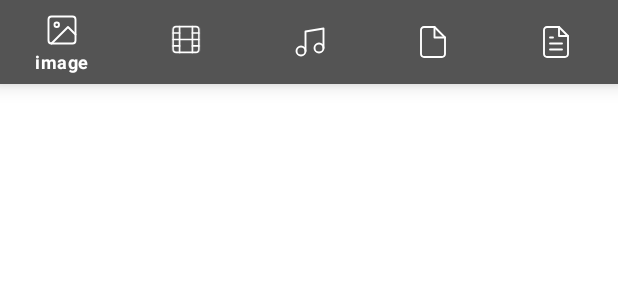
After one commit to KongRong911104/sfc_app, an Android app built with Jetpack Compose: the layout botton_bar.xml on its own in the app's theme, with its tools: preview values and no code run, on a phone screen of 412 x 824 dp. The commit adds this screen. Shown: the top 300 px of the screen. Run offline under Robolectric (Android 15) with nearby library versions, the phone set to English and light mode, and no system bars.

Commit message:
readFile有返回了

```diff
--- a/app/src/main/java/com/example/sfc_front/ReadFile.kt
+++ b/app/src/main/java/com/example/sfc_front/ReadFile.kt
@@ -2,6 +2,7 @@ package com.example.sfc_front
 
 import android.content.Intent
 import android.os.Bundle
+import android.widget.ImageButton
 import android.widget.Toast
 import androidx.appcompat.app.AppCompatActivity
 import androidx.biometric.BiometricManager
@@ -14,6 +15,9 @@ class ReadFile : AppCompatActivity() {
     override fun onCreate(savedInstanceState: Bundle?) {
         super.onCreate(savedInstanceState)
         setContentView(R.layout.fragment_gallery)
-
+        val goBack = findViewById<ImageButton>(R.id.goBack)
+        goBack.setOnClickListener{
+            finish()
+        }
     }
 }
--- /dev/null
+++ b/app/src/main/res/drawable/txt_file.xml
@@ -0,0 +1,20 @@
+<vector xmlns:android="http://schemas.android.com/apk/res/android"
+    android:width="38dp"
+    android:height="38dp"
+    android:viewportWidth="38"
+    android:viewportHeight="38">
+  <path
+      android:pathData="M20.583,3.167H9.5C8.66,3.167 7.855,3.5 7.261,4.094C6.667,4.688 6.333,5.493 6.333,6.333V31.667C6.333,32.507 6.667,33.312 7.261,33.906C7.855,34.5 8.66,34.833 9.5,34.833H28.5C29.34,34.833 30.145,34.5 30.739,33.906C31.333,33.312 31.667,32.507 31.667,31.667V14.25L20.583,3.167Z"
+      android:strokeLineJoin="round"
+      android:strokeWidth="2"
+      android:fillColor="#00000000"
+      android:strokeColor="#ffffff"
+      android:strokeLineCap="round"/>
+  <path
+      android:pathData="M20.583,3.167V14.25H31.667"
+      android:strokeLineJoin="round"
+      android:strokeWidth="2"
+      android:fillColor="#00000000"
+      android:strokeColor="#ffffff"
+      android:strokeLineCap="round"/>
+</vector>
--- /dev/null
+++ b/app/src/main/res/layout/botton_bar.xml
@@ -0,0 +1,28 @@
+<?xml version="1.0" encoding="utf-8"?>
+<androidx.constraintlayout.widget.ConstraintLayout xmlns:android="http://schemas.android.com/apk/res/android"
+    xmlns:tools="http://schemas.android.com/tools"
+    android:layout_width="match_parent"
+    android:layout_height="match_parent"
+    xmlns:app="http://schemas.android.com/apk/res-auto">
+
+    <androidx.appcompat.widget.Toolbar
+        android:id="@+id/toolbar"
+        android:layout_width="match_parent"
+        android:layout_height="?attr/actionBarSize"
+        android:background="#FFFFFF"
+        android:backgroundTint="#FFFFFF"
+        app:title="My Toolbar"
+        app:titleTextColor="#8A1111"
+        tools:ignore="MissingConstraints" />
+
+    <com.google.android.material.bottomnavigation.BottomNavigationView
+        android:id="@+id/bottom_navigation"
+        android:layout_width="match_parent"
+        android:layout_height="wrap_content"
+        android:layout_gravity="bottom"
+        android:background="#545454"
+        app:itemIconTint="@color/white"
+        app:itemTextColor="#FFFFFFFF"
+        app:menu="@menu/bottom_navigation_menu"
+        tools:ignore="MissingConstraints" />
+</androidx.constraintlayout.widget.ConstraintLayout>
--- /dev/null
+++ b/app/src/main/res/menu/bottom_navigation_menu.xml
@@ -0,0 +1,30 @@
+<?xml version="1.0" encoding="utf-8"?>
+<menu xmlns:android="http://schemas.android.com/apk/res/android"
+    xmlns:app="http://schemas.android.com/apk/res-auto">
+    <item
+        android:id="@+id/navigation_fragment_image_button"
+        android:iconTint="#FFFFFFFF"
+        android:title="image"
+        android:icon="@drawable/photo_file" />
+
+    <item
+        android:id="@+id/navigation_video_button"
+        android:title="video"
+        android:icon="@drawable/video_file" />
+
+    <item
+        android:id="@+id/navigation_audio_button"
+
+        android:title="audio"
+        android:icon="@drawable/music_file" />
+
+    <item
+        android:id="@+id/navigation_text_file_button"
+        android:title="txt"
+        android:icon="@drawable/txt_file" />
+
+    <item
+        android:id="@+id/navigation_file_button"
+        android:title="all file"
+        android:icon="@drawable/file_file" />
+</menu>
```
Also changed, not shown: app/src/main/res/drawable/go_back.xml (added, +20 -0 lines), app/src/main/res/layout/fragment_gallery.xml (+13 -116 lines).
